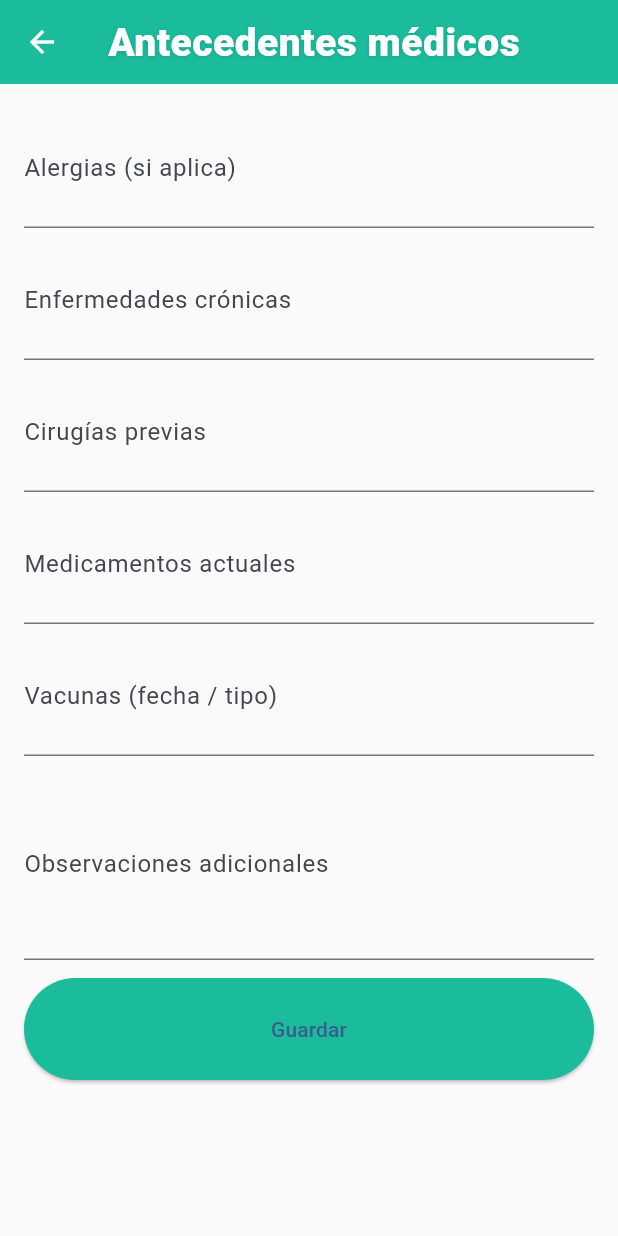
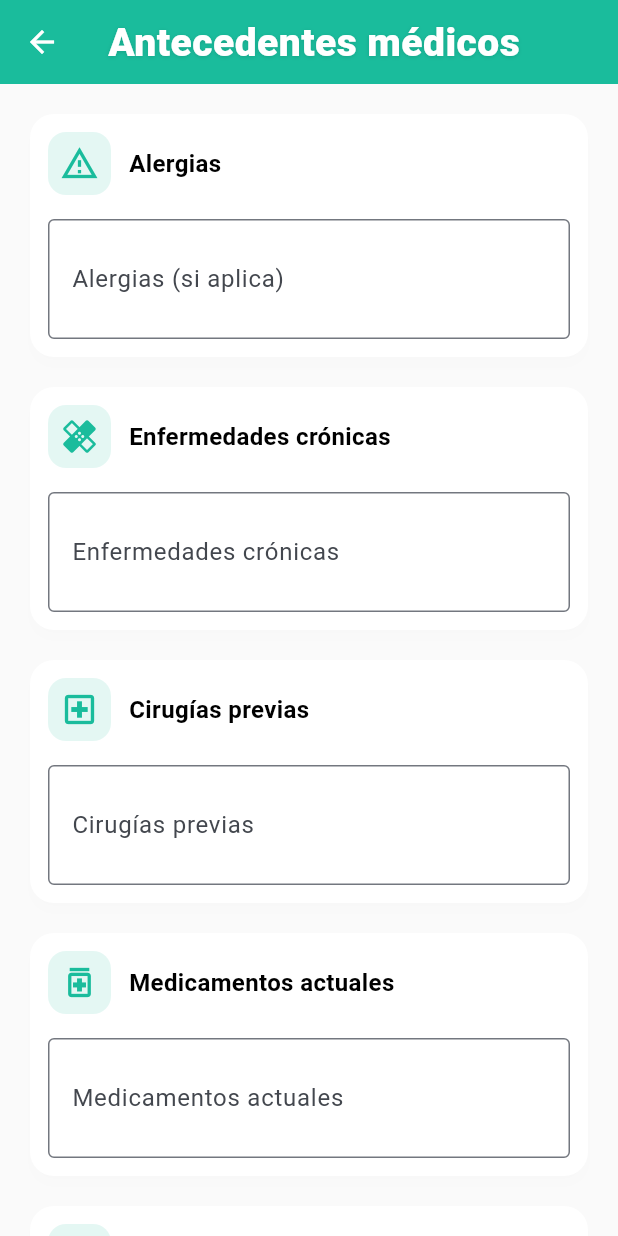
Before and after one commit to iatechsabana/pediatApp, a Flutter app: the screen it shows once a user with an empty profile is signed in, in the side drawer, after a tap on "Antecedentes médicos", on a phone screen of 412 x 824 dp. Run offline on Flutter 3.47's test engine with Material 3 defaults, Android fonts, the light colour scheme and no system bars; our stand-ins replace cloud_firestore, dartz, file_picker, firebase_auth, firebase_core, firebase_messaging and 7 more; missing offline and left inert: dart:html, syncfusion_flutter_pdfviewer; accounts and stored records are empty.

Commit message:
Refactor MedicalHistoryPage: integrate Firestore for medical history retrieval and saving, enhance UI with section cards, and improve loading state management

```diff
--- a/lib/features/dashboard/presentation/pages/medical_history_page.dart
+++ b/lib/features/dashboard/presentation/pages/medical_history_page.dart
@@ -1,6 +1,7 @@
 import 'package:flutter/material.dart';
+import 'package:firebase_auth/firebase_auth.dart';
+import 'package:cloud_firestore/cloud_firestore.dart';
 import '../../../../core/constants/app_colors.dart';
-// app_text_styles import removed (not used in this file)
 import '../../../../core/constants/app_dimens.dart';
 
 class MedicalHistoryPage extends StatefulWidget {
@@ -11,13 +12,24 @@ class MedicalHistoryPage extends StatefulWidget {
 }
 
 class _MedicalHistoryPageState extends State<MedicalHistoryPage> {
+  User? _user;
+  bool _loading = true;
   final _formKey = GlobalKey<FormState>();
+
   final _allergiesController = TextEditingController();
   final _chronicController = TextEditingController();
   final _surgeryController = TextEditingController();
   final _medsController = TextEditingController();
   final _vaccinesController = TextEditingController();
   final _notesController = TextEditingController();
+
+
+  @override
+  void initState() {
+    super.initState();
+    _user = FirebaseAuth.instance.currentUser;
+    _loadMedicalHistory();
+  }
 
   @override
   void dispose() {
@@ -30,13 +42,92 @@ class _MedicalHistoryPageState extends State<MedicalHistoryPage> {
     super.dispose();
   }
 
-  void _save() {
-    if (_formKey.currentState?.validate() ?? false) {
-      // For now we just show a snackbar — replace with persistence later
-      ScaffoldMessenger.of(context).showSnackBar(const SnackBar(content: Text('Antecedentes guardados')));
+  Future<void> _loadMedicalHistory() async {
+    if (_user == null) return;
+    setState(() => _loading = true);
+    final doc = await FirebaseFirestore.instance.collection('medical_history').doc(_user!.uid).get();
+    if (doc.exists) {
+      final data = doc.data()!;
+      _allergiesController.text = data['allergies'] ?? '';
+      _chronicController.text = data['chronic'] ?? '';
+      _surgeryController.text = data['surgery'] ?? '';
+      _medsController.text = data['meds'] ?? '';
+      _vaccinesController.text = data['vaccines'] ?? '';
+      _notesController.text = data['notes'] ?? '';
+    }
+    setState(() => _loading = false);
+  }
+
+  // ============================================================
+  //   GUARDAR FORMULARIO
+  // ============================================================
+  Future<void> _save() async {
+    if (_formKey.currentState?.validate() ?? false && _user != null) {
+      await FirebaseFirestore.instance.collection('medical_history').doc(_user!.uid).set({
+        'allergies': _allergiesController.text.trim(),
+        'chronic': _chronicController.text.trim(),
+        'surgery': _surgeryController.text.trim(),
+        'meds': _medsController.text.trim(),
+        'vaccines': _vaccinesController.text.trim(),
+        'notes': _notesController.text.trim(),
+        'updatedAt': FieldValue.serverTimestamp(),
+      });
+      ScaffoldMessenger.of(context).showSnackBar(
+        const SnackBar(content: Text('Antecedentes guardados correctamente')),
+      );
     }
   }
 
+  // ============================================================
+  //   WIDGET TARJETA DE SECCIÓN (con colores de la app)
+  // ============================================================
+  Widget _sectionCard({
+    required IconData icon,
+    required String title,
+    required Widget child,
+  }) {
+    return Card(
+      elevation: 3,
+      color: AppColors.surface,
+      shape: RoundedRectangleBorder(borderRadius: BorderRadius.circular(16)),
+      shadowColor: AppColors.overlayLight,
+      child: Padding(
+        padding: const EdgeInsets.all(AppDimens.paddingMedium),
+        child: Column(
+          crossAxisAlignment: CrossAxisAlignment.start,
+          children: [
+            Row(
+              children: [
+                Container(
+                  padding: const EdgeInsets.all(8),
+                  decoration: BoxDecoration(
+                    color: AppColors.primary.withAlpha(30),
+                    borderRadius: BorderRadius.circular(12),
+                  ),
+                  child: Icon(icon, color: AppColors.primary, size: 26),
+                ),
+                const SizedBox(width: 12),
+                Text(
+                  title,
+                  style: const TextStyle(
+                    fontWeight: FontWeight.w700,
+                    fontSize: 16,
+                    color: Colors.black,
+                  ),
+                ),
+              ],
+            ),
+            const SizedBox(height: 16),
+            child,
+          ],
+        ),
+      ),
+    );
+  }
+
+  // ============================================================
+  //   PANTALLA PRINCIPAL
+  // ============================================================
   @override
   Widget build(BuildContext context) {
     return Scaffold(
@@ -44,67 +135,116 @@ class _MedicalHistoryPageState extends State<MedicalHistoryPage> {
         title: const Text('Antecedentes médicos'),
         backgroundColor: AppColors.primary,
       ),
-      body: SingleChildScrollView(
+      body: _loading
+          ? const Center(child: CircularProgressIndicator())
+          : SingleChildScrollView(
               padding: const EdgeInsets.all(AppDimens.paddingLarge),
-        child: Column(
-          crossAxisAlignment: CrossAxisAlignment.start,
-          children: [
-            Form(
+              child: Form(
                 key: _formKey,
                 child: Column(
                   children: [
-                  TextFormField(
+                    _sectionCard(
+                      icon: Icons.warning_amber_outlined,
+                      title: 'Alergias',
+                      child: TextFormField(
                         controller: _allergiesController,
-                    decoration: const InputDecoration(labelText: 'Alergias (si aplica)'),
+                        decoration: const InputDecoration(
+                          labelText: 'Alergias (si aplica)',
+                          border: OutlineInputBorder(),
+                        ),
                         maxLines: 2,
                       ),
-                  const SizedBox(height: AppDimens.paddingSmall),
-                  TextFormField(
+                    ),
+                    const SizedBox(height: AppDimens.paddingMedium),
+                    _sectionCard(
+                      icon: Icons.healing_outlined,
+                      title: 'Enfermedades crónicas',
+                      child: TextFormField(
                         controller: _chronicController,
-                    decoration: const InputDecoration(labelText: 'Enfermedades crónicas'),
+                        decoration: const InputDecoration(
+                          labelText: 'Enfermedades crónicas',
+                          border: OutlineInputBorder(),
+                        ),
                         maxLines: 2,
                       ),
-                  const SizedBox(height: AppDimens.paddingSmall),
-                  TextFormField(
+                    ),
+                    const SizedBox(height: AppDimens.paddingMedium),
+                    _sectionCard(
+                      icon: Icons.local_hospital_outlined,
+                      title: 'Cirugías previas',
+                      child: TextFormField(
                         controller: _surgeryController,
-                    decoration: const InputDecoration(labelText: 'Cirugías previas'),
+                        decoration: const InputDecoration(
+                          labelText: 'Cirugías previas',
+                          border: OutlineInputBorder(),
+                        ),
                         maxLines: 2,
                       ),
-                  const SizedBox(height: AppDimens.paddingSmall),
-                  TextFormField(
+                    ),
+                    const SizedBox(height: AppDimens.paddingMedium),
+                    _sectionCard(
+                      icon: Icons.medication_outlined,
+                      title: 'Medicamentos actuales',
+                      child: TextFormField(
                         controller: _medsController,
-                    decoration: const InputDecoration(labelText: 'Medicamentos actuales'),
+                        decoration: const InputDecoration(
+                          labelText: 'Medicamentos actuales',
+                          border: OutlineInputBorder(),
+                        ),
                         maxLines: 2,
                       ),
-                  const SizedBox(height: AppDimens.paddingSmall),
-                  TextFormField(
+                    ),
+                    const SizedBox(height: AppDimens.paddingMedium),
+                    _sectionCard(
+                      icon: Icons.vaccines_outlined,
+                      title: 'Vacunas',
+                      child: TextFormField(
                         controller: _vaccinesController,
-                    decoration: const InputDecoration(labelText: 'Vacunas (fecha / tipo)'),
+                        decoration: const InputDecoration(
+                          labelText: 'Vacunas (fecha / tipo)',
+                          border: OutlineInputBorder(),
+                        ),
                         maxLines: 2,
                       ),
-                  const SizedBox(height: AppDimens.paddingSmall),
-                  TextFormField(
+                    ),
+                    const SizedBox(height: AppDimens.paddingMedium),
+                    _sectionCard(
+                      icon: Icons.notes_outlined,
+                      title: 'Observaciones adicionales',
+                      child: TextFormField(
                         controller: _notesController,
-                    decoration: const InputDecoration(labelText: 'Observaciones adicionales'),
+                        decoration: const InputDecoration(
+                          labelText: 'Observaciones adicionales',
+                          border: OutlineInputBorder(),
+                        ),
                         maxLines: 4,
                       ),
-                  const SizedBox(height: AppDimens.paddingMedium),
+                    ),
+                    const SizedBox(height: AppDimens.paddingLarge),
                     SizedBox(
                       width: double.infinity,
-                    child: ElevatedButton(
+                      child: ElevatedButton.icon(
                         onPressed: _save,
-                      style: ElevatedButton.styleFrom(backgroundColor: AppColors.primary),
-                      child: const Padding(
-                        padding: EdgeInsets.symmetric(vertical: AppDimens.buttonHeight / 2),
-                        child: Text('Guardar'),
+                        icon: const Icon(Icons.save),
+                        label: const Text(
+                          'Guardar antecedentes',
+                          style: TextStyle(fontSize: 16, fontWeight: FontWeight.bold),
+                        ),
+                        style: ElevatedButton.styleFrom(
+                          backgroundColor: AppColors.primary,
+                          foregroundColor: AppColors.textWhite,
+                          padding: const EdgeInsets.symmetric(
+                            vertical: AppDimens.buttonHeight / 2,
+                          ),
+                          shape: RoundedRectangleBorder(
+                            borderRadius: BorderRadius.circular(14),
+                          ),
                         ),
                       ),
                     ),
                   ],
                 ),
               ),
-          ],
-        ),
             ),
     );
   }
```
Lines whose indentation alone changed are shown as unchanged.
